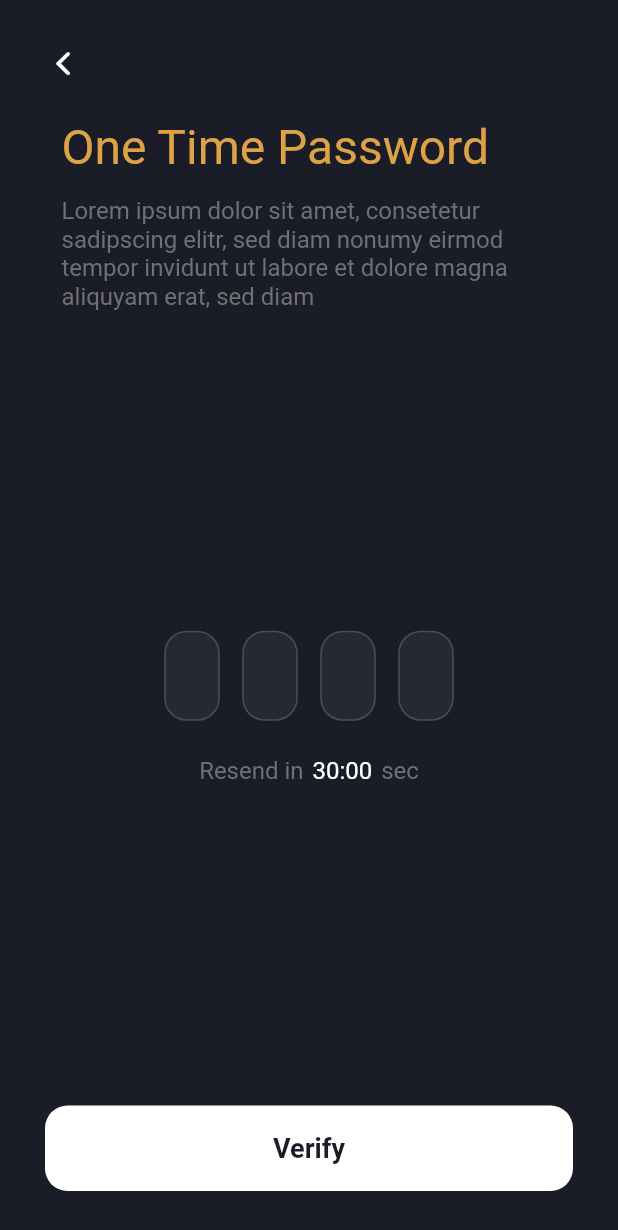
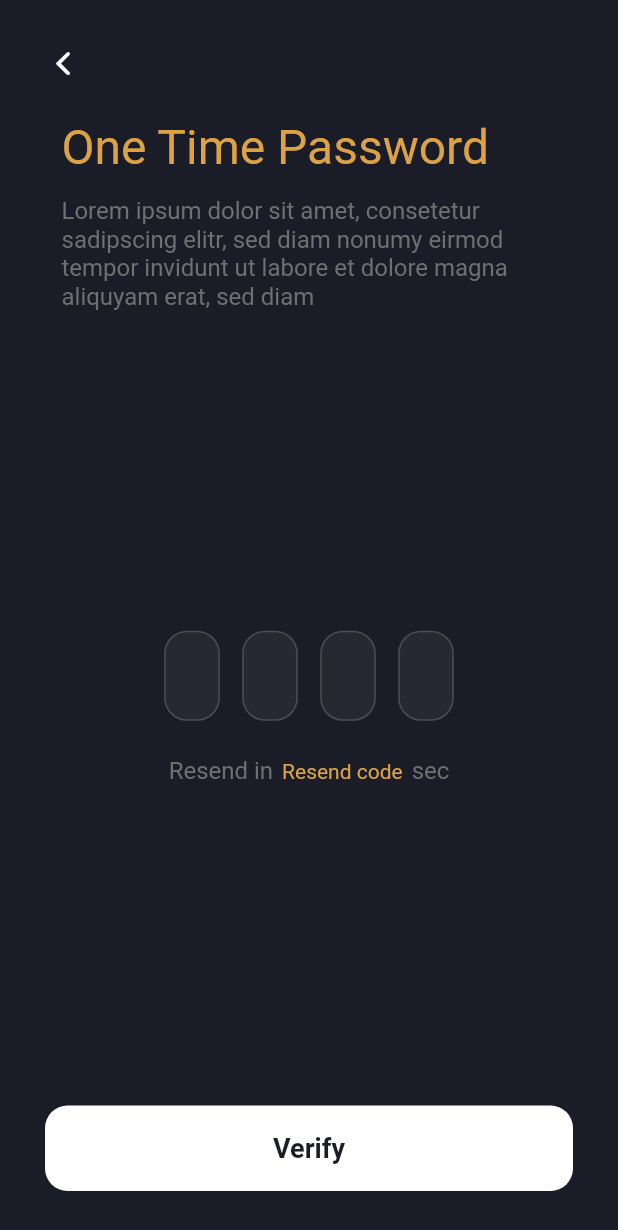
Before and after one commit to HasanToufiqAhamed/increments_inc_movie, a Flutter app: the OtpPage screen opened directly with empty values, on a phone screen of 412 x 824 dp. Shown: the top 1230 px of the screen. Run offline on Flutter 3.47's test engine with Material 2 defaults, Android fonts, the phone set to English and light mode, and no system bars; our stand-ins replace cached_network_image, carousel_slider, firebase_auth, firebase_core, flutter_feather_icons, fluttertoast and 3 more; missing offline and left inert: flutter_facebook_auth, onesignal_flutter; accounts and stored records are empty; network calls fail.

Commit message:
final submission

```diff
--- a/lib/pages/movie_details_page.dart
+++ b/lib/pages/movie_details_page.dart
@@ -4,7 +4,7 @@ import 'package:flutter/material.dart';
 import 'package:http/http.dart' as http;
 import 'package:increments_inc_movie/cons_file/my_colors.dart';
 import 'package:increments_inc_movie/model/movie_details_model.dart';
-import 'package:increments_inc_movie/web_view_page.dart';
+import 'package:increments_inc_movie/pages/web_view_page.dart';
 
 class MovieDetailsPage extends StatefulWidget {
   String imdbMovieId, image;
--- a/lib/pages/opt_page.dart
+++ b/lib/pages/opt_page.dart
@@ -5,6 +5,7 @@ import 'package:flutter/services.dart';
 import 'package:fluttertoast/fluttertoast.dart';
 import 'package:increments_inc_movie/cons_file/my_colors.dart';
 import 'package:increments_inc_movie/pages/home_page.dart';
+import 'package:timer_builder/timer_builder.dart';
 
 import 'home_pages/movie_main_page.dart';
 
@@ -29,11 +30,15 @@ class _OtpPageState extends State<OtpPage> {
 
   FirebaseAuth auth = FirebaseAuth.instance;
   String? _verificationCode;
+  bool? _loadingResend = false;
+
+  DateTime? alert;
 
   @override
   void initState() {
     super.initState();
     _verifyPhone();
+    alert = DateTime.now().add(Duration(minutes: 0));
   }
 
   _verifyPhone() async {
@@ -48,10 +53,9 @@ class _OtpPageState extends State<OtpPage> {
         print('faild');
       },
       codeSent: (String? verficationID, int? resendToken) {
-        print('codeSent');
-
         setState(() {
           _verificationCode = verficationID;
+          alert = DateTime.now().add(Duration(minutes: 1));
         });
       },
       codeAutoRetrievalTimeout: (String verificationID) {
@@ -112,6 +116,10 @@ class _OtpPageState extends State<OtpPage> {
                 mainAxisAlignment: MainAxisAlignment.center,
                 children: [
                   IntrinsicWidth(
+                    child: InkWell(
+                      onTap: () {
+                        oneFocus.requestFocus();
+                      },
                       child: Container(
                         decoration: BoxDecoration(
                           color: MyColors.backgroundColorReg.withOpacity(0.15),
@@ -152,10 +160,15 @@ class _OtpPageState extends State<OtpPage> {
                         ),
                       ),
                     ),
+                  ),
                   SizedBox(
                     width: 15,
                   ),
                   IntrinsicWidth(
+                    child: InkWell(
+                      onTap: () {
+                        twoFocus.requestFocus();
+                      },
                       child: Container(
                         decoration: BoxDecoration(
                           color: MyColors.backgroundColorReg.withOpacity(0.15),
@@ -195,10 +208,15 @@ class _OtpPageState extends State<OtpPage> {
                         ),
                       ),
                     ),
+                  ),
                   SizedBox(
                     width: 15,
                   ),
                   IntrinsicWidth(
+                    child: InkWell(
+                      onTap: () {
+                        threeFocus.requestFocus();
+                      },
                       child: Container(
                         decoration: BoxDecoration(
                           color: MyColors.backgroundColorReg.withOpacity(0.15),
@@ -239,10 +257,15 @@ class _OtpPageState extends State<OtpPage> {
                         ),
                       ),
                     ),
+                  ),
                   SizedBox(
                     width: 15,
                   ),
                   IntrinsicWidth(
+                    child: InkWell(
+                      onTap: () {
+                        fourFocus.requestFocus();
+                      },
                       child: Container(
                         decoration: BoxDecoration(
                           color: MyColors.backgroundColorReg.withOpacity(0.15),
@@ -282,6 +305,7 @@ class _OtpPageState extends State<OtpPage> {
                         ),
                       ),
                     ),
+                  ),
                 ],
               ),
               SizedBox(
@@ -298,10 +322,49 @@ class _OtpPageState extends State<OtpPage> {
                   SizedBox(
                     width: 6,
                   ),
-                  Text(
-                    '30:00',
-                    style: TextStyle(color: Colors.white, fontSize: 16),
+                  TimerBuilder.scheduled([alert!], builder: (context) {
+                    var now = DateTime.now();
+                    var reached = now.compareTo(alert!) >= 0;
+                    return Center(
+                      child: Column(
+                        mainAxisAlignment: MainAxisAlignment.center,
+                        crossAxisAlignment: CrossAxisAlignment.center,
+                        children: <Widget>[
+                          _loadingResend!
+                              ? Container(
+                                  height: 16,
+                                  width: 16,
+                                  child: CircularProgressIndicator(
+                                    strokeWidth: 1,
+                                    color: Colors.white,
                                   ),
+                                )
+                              : !reached
+                                  ? TimerBuilder.periodic(Duration(seconds: 1),
+                                      alignment: Duration.zero,
+                                      builder: (context) {
+                                      var now = DateTime.now();
+                                      var remaining = alert!.difference(now);
+                                      return Text(
+                                        formatDuration(remaining),
+                                        style: TextStyle(color: Colors.white),
+                                      );
+                                    })
+                                  : GestureDetector(
+                                      child: Text(
+                                        'Resend code',
+                                        style: TextStyle(
+                                          color: MyColors.mainColor,
+                                        ),
+                                      ),
+                                      onTap: () {
+                                        _verifyPhone();
+                                      },
+                                    ),
+                        ],
+                      ),
+                    );
+                  }),
                   SizedBox(
                     width: 6,
                   ),
@@ -381,4 +444,13 @@ class _OtpPageState extends State<OtpPage> {
       ),
     );
   }
+
+  String formatDuration(Duration d) {
+    String f(int n) {
+      return n.toString().padLeft(0, '0');
     }
+
+    d += Duration(microseconds: 999999);
+    return '${f(d.inMinutes)}:${f(d.inSeconds % 60)}';
+  }
+}
--- a/lib/web_view_page.dart
+++ b/lib/pages/web_view_page.dart
@@ -5,7 +5,7 @@ import 'package:webview_flutter/webview_flutter.dart';
 
 class WebViewPage extends StatefulWidget {
   String url;
-  WebViewPage({required this.url});
+  WebViewPage({Key? key, required this.url}) : super(key: key);
 
   @override
   State<WebViewPage> createState() => _WebViewPageState();
@@ -13,9 +13,9 @@ class WebViewPage extends StatefulWidget {
 
 class _WebViewPageState extends State<WebViewPage> {
 
+  @override
   void initState() {
     super.initState();
-    // Enable hybrid composition.
     if (Platform.isAndroid) WebView.platform = SurfaceAndroidWebView();
   }
 
--- a/pubspec.yaml
+++ b/pubspec.yaml
@@ -19,7 +19,7 @@ dependencies:
   flutter_feather_icons: ^2.0.0+1
   http: ^0.13.4
   fluttertoast: ^8.0.8
-
+  timer_builder: 2.0.0
   firebase_auth: ^3.2.0
   firebase_core: ^1.10.0
   google_sign_in: ^5.2.1
```
Also changed, not shown: lib/main.dart (+7 -5 lines), lib/pages/home_page.dart (+4 -4 lines), pubspec.lock. Lines whose indentation alone changed are shown as unchanged.
